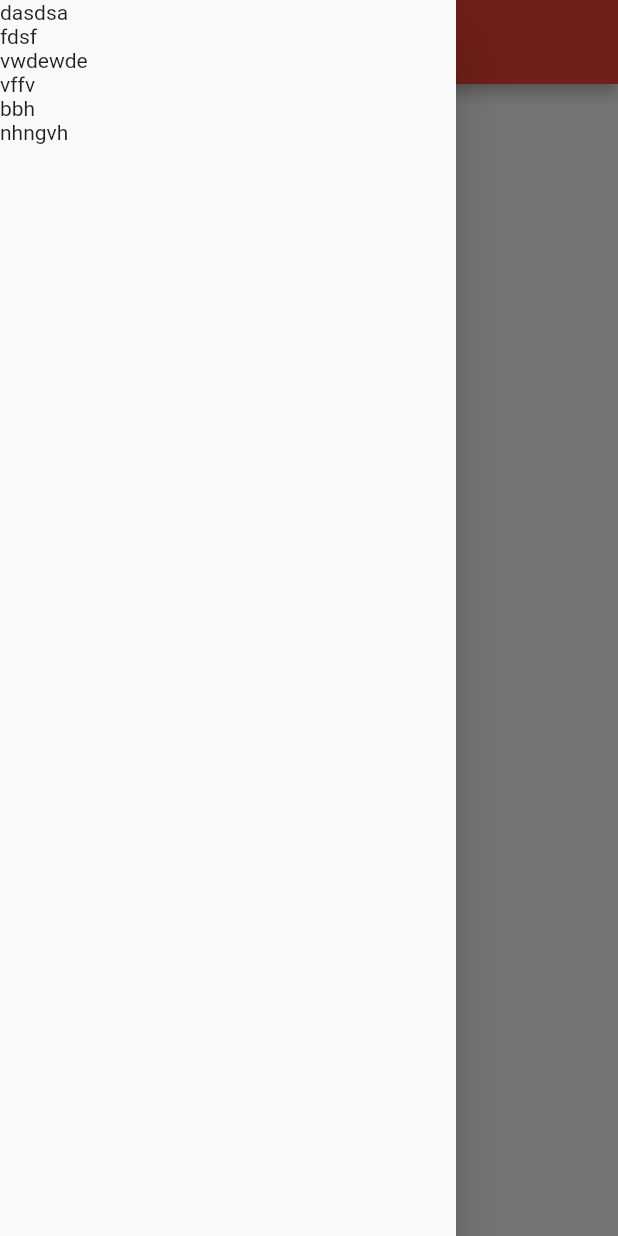
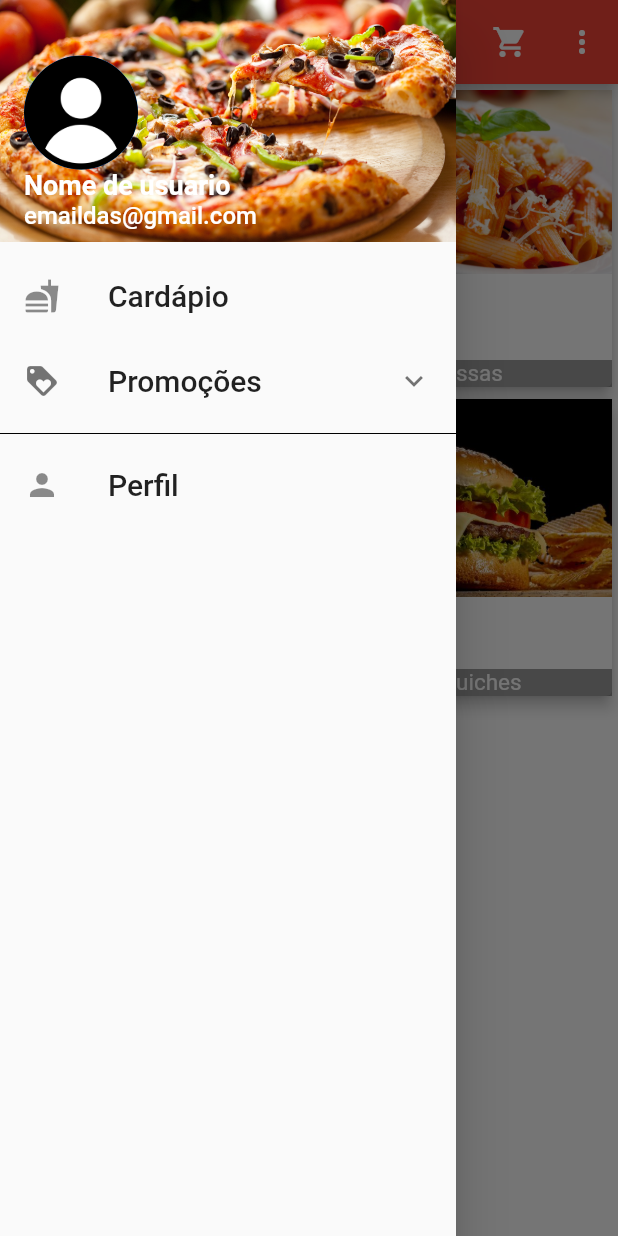
Before and after one commit to leosouzajr/appWidgets, a Flutter app: the TelaInicialHawai screen opened directly, with the side drawer open, on a phone screen of 412 x 824 dp. Run offline on Flutter 3.47's test engine with Material 2 defaults, Android fonts, the phone set to English and light mode, and no system bars; missing offline and left inert: bmnav.

Commit message:
codigo atualizado apos aula 31/10

```diff
--- a/lib/io/hawai/drawer_hawai.dart
+++ b/lib/io/hawai/drawer_hawai.dart
@@ -1,17 +1,91 @@
+import 'package:app_widgets/io/hawai/tela_perfil_hawai.dart';
 import 'package:flutter/material.dart';
+import 'package:flutter/rendering.dart';
+
 class DrawerHawai extends StatelessWidget {
   @override
   Widget build(BuildContext context) {
     return Drawer(
       child: ListView(
+        padding: EdgeInsets.zero,
         children: <Widget>[
-          Text("dasdsa"),
-          Text("fdsf"),
-          Text("vwdewde"),
-          Text("vffv"),
-          Text("bbh"),
-          Text("nhngvh"),
-
+          DrawerHeader(
+            decoration: BoxDecoration(
+                image: DecorationImage(
+                    image: ExactAssetImage("images/pizza.jpg"),
+                    fit: BoxFit.cover)),
+            child: Column(
+              crossAxisAlignment: CrossAxisAlignment.start,
+              mainAxisAlignment: MainAxisAlignment.end,
+              children: <Widget>[
+                CircleAvatar(
+                  radius: 38,
+                  backgroundImage: ExactAssetImage("images/user.png"),
+                ),
+                Text(
+                  "Nome de usuario",
+                  style: TextStyle(
+                      fontWeight: FontWeight.bold,
+                      fontSize: 18,
+                      color: Colors.white),
+                ),
+                Text(
+                  "emaildas@gmail.com",
+                  style: TextStyle(fontSize: 16, color: Colors.white),
+                )
+              ],
+            ),
+          ),
+          ListTile(
+            leading: Icon(Icons.fastfood),
+            title: Text(
+              "Cardápio",
+              style: TextStyle(fontSize: 20),
+            ),
+            onTap: () {
+              Navigator.pop(context);
+            },
+          ),
+          ExpansionTile(
+            leading: Icon(Icons.loyalty),
+            title: Text(
+                  "Promoções",
+                  style: TextStyle(fontSize: 20),
+                ),
+            children: <Widget>[
+              ListTile(
+                leading: SizedBox(),
+                title: Text(
+                  "Promoção do dia",
+                  style: TextStyle(fontSize: 20),
+                ),
+              ),
+               ListTile(
+                 leading: SizedBox(),
+                title: Text(
+                  "Mac lanche feliz",
+                  style: TextStyle(fontSize: 20),
+                ),
+              ),
+            ],
+          ),
+          Divider(
+            height: 12,
+            color: Colors.black,
+          ),
+          ListTile(
+            leading: Icon(Icons.person),
+            title: Text(
+              "Perfil",
+              style: TextStyle(fontSize: 20),
+            ),
+            onTap: () {
+              Navigator.pop(context);
+              Navigator.push(context,
+                  MaterialPageRoute(builder: (context) =>
+                  TelaPerfilHawai()));
+            },
+          ),
         ],
       ),
     );
--- a/lib/io/hawai/tela_inicial_hawai.dart
+++ b/lib/io/hawai/tela_inicial_hawai.dart
@@ -1,6 +1,7 @@
 import 'package:app_widgets/io/hawai/drawer_hawai.dart';
 import 'package:flutter/material.dart';
 import 'package:flutter/widgets.dart';
+
 class TelaInicialHawai extends StatefulWidget {
   @override
   _TelaInicialHawaiState createState() => _TelaInicialHawaiState();
@@ -13,11 +14,65 @@ class _TelaInicialHawaiState extends State<TelaInicialHawai> {
       appBar: AppBar(
         title: Text("Pizzaria Hawai"),
         backgroundColor: Colors.red,
+        actions: <Widget>[
+          IconButton(
+            icon: Icon(Icons.shopping_cart, color: Colors.white),
+            onPressed: () {},
+          ),
+          PopupMenuButton(
+            icon: Icon(
+              Icons.more_vert,
+              color: Colors.white,
+            ),
+            itemBuilder: (context) => [
+                  PopupMenuItem(
+                    child: Text("Meus pedidos"),
+                  ),
+                  PopupMenuItem(
+                    child: Text("Promoções"),
+                  ),
+                ],
+          )
+        ],
       ),
       body: Container(
         color: Colors.white,
+        child: GridView.count(
+          crossAxisCount: 2,
+          children: <Widget>[
+            criarCard("Pizzas", Image.asset("images/pizza.jpg")),
+            criarCard("Massas", Image.asset("images/massas.jpg")),
+            criarCard("Pasteis", Image.asset("images/pasteis.png")),
+            criarCard("Sanduiches", Image.asset("images/sanduiche.jpg"))
+          ],
+        ),
       ),
       drawer: DrawerHawai(),
     );
   }
+
+  Widget criarCard(String alimento, Image imagem) {
+    return Card(
+      elevation: 4,
+      child: Stack(
+        children: <Widget>[
+          imagem,
+          Column(
+            crossAxisAlignment: CrossAxisAlignment.stretch,
+            mainAxisAlignment: MainAxisAlignment.end,
+            children: <Widget>[
+              Container(
+                color: Colors.black38,
+                child: Center(
+                  child: Text(
+                    alimento,
+                    style:TextStyle(color: Colors.white,fontSize: 15) ,),
+                ),
+              ),
+            ],
+          )
+        ],
+      ),
+    );
+  }
 }
--- /dev/null
+++ b/lib/io/hawai/tela_perfil_hawai.dart
@@ -0,0 +1,20 @@
+import 'package:flutter/material.dart';
+class TelaPerfilHawai extends StatefulWidget {
+  @override
+  _TelaPerfilHawaiState createState() => _TelaPerfilHawaiState();
+}
+
+class _TelaPerfilHawaiState extends State<TelaPerfilHawai> {
+  @override
+  Widget build(BuildContext context) {
+    return Scaffold(
+      appBar: AppBar(
+        backgroundColor: Colors.red,
+        title: Text("Meu perfil"),
+      ),
+      body: Container(
+
+      ),
+    );
+  }
+}
--- a/pubspec.yaml
+++ b/pubspec.yaml
@@ -47,6 +47,11 @@ flutter:
    - images/dropbox.jpg
    - images/icone_atendente.png
    - images/pizza.jpg
+   - images/massas.jpg
+   - images/pasteis.png
+   - images/sanduiche.jpg
+   - images/person.png
+   - images/user.png
   #  - images/a_dot_ham.jpeg
 
   # An image asset can refer to one or more resolution-specific "variants", see
```
Also changed, not shown: images/massas.jpg (added), images/pasteis.png (added), images/person.png (added), images/sanduiche.jpg (added), images/user.png (added).
